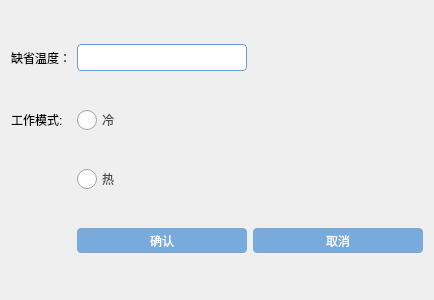
L-Jay1999/DistributedTemperatureControlSystem, file Master/parameterwidget.ui: the form before one commit.
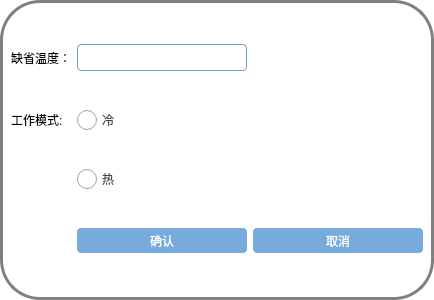
The form after the commit.

What changed in the file:
```diff
--- a/Master/parameterwidget.ui
+++ b/Master/parameterwidget.ui
@@ -14,7 +14,14 @@
    <string>Form</string>
   </property>
   <property name="styleSheet">
-   <string notr="true">QRadioButton{
+   <string notr="true">#ParameterWidget{
+
+border: 3px solid gray;
+border-radius: 40px;
+background: white;
+
+}
+QRadioButton{
         spacing: 5px;
 }
 QRadioButton:enabled:checked{
```
